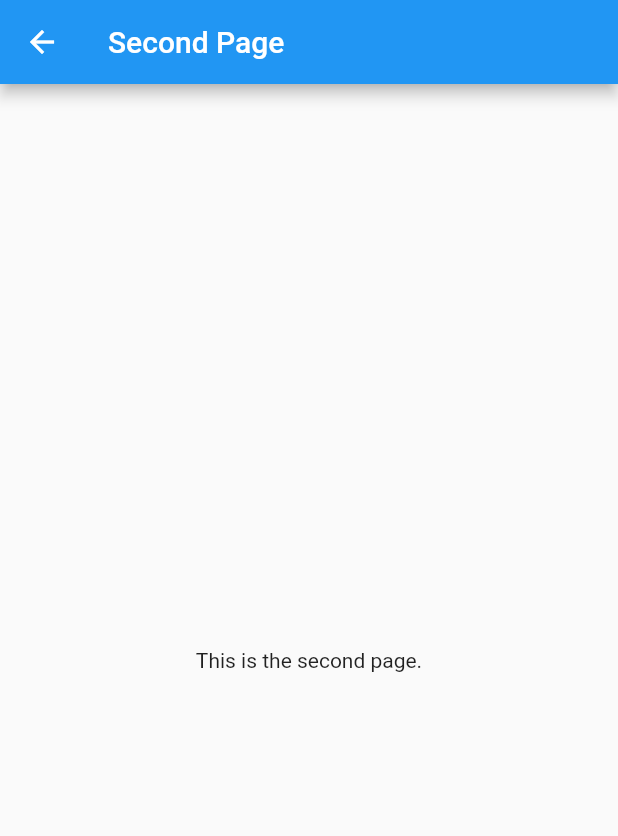
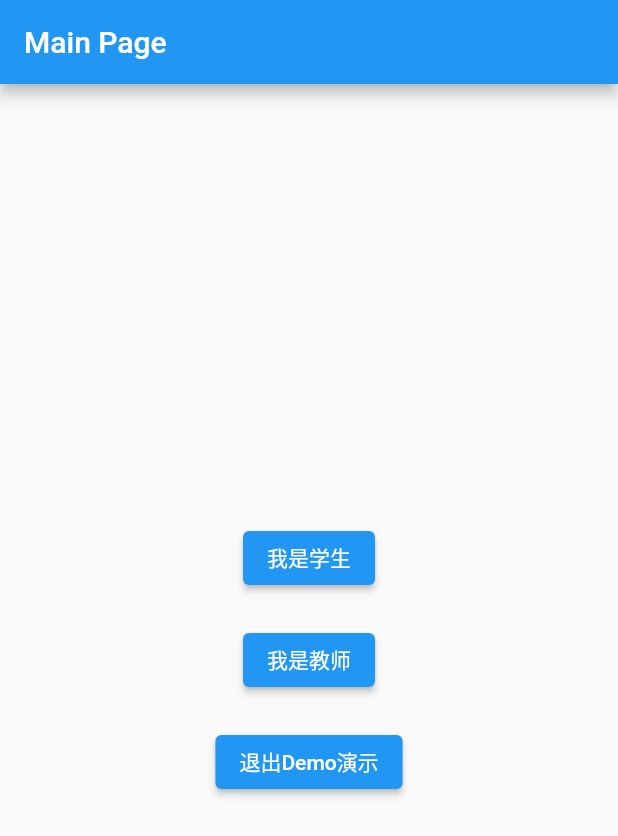
Before and after one commit to WzjCoder/software_project, a Flutter app: the screen it shows after launch, after a tap on "开始使用", on a phone screen of 412 x 824 dp. Shown: the top 836 px of the screen. Run offline on Flutter 3.47's test engine with Material 2 defaults, Android fonts, the phone set to English and light mode, and no system bars.

Commit message:
update 10.15

```diff
--- a/Sign Demo/lib/main.dart
+++ b/Sign Demo/lib/main.dart
@@ -1,18 +1,40 @@
 import 'package:flutter/material.dart';
 import 'package:test1/start.dart';
+import 'package:flutter/cupertino.dart';
 
-void main() => runApp(Sign());
+// class CustomPageRoute<T> extends PageRouteBuilder<T>
+// {
+//   final Widget child;
+
+//   CustomPageRoute({required this.child})
+//       : super(
+//           pageBuilder: (BuildContext context, Animation<double> animation, Animation<double> secondaryAnimation) {
+//             return child;
+//           },
+//           transitionsBuilder: (BuildContext context, Animation<double> animation, Animation<double> secondaryAnimation, Widget child) {
+//             return FadeTransition(
+//               opacity: animation,
+//               child: child,
+//             );
+//           },
+//         );
+// }
+
+void main() => runApp(const Sign());
 
 class Sign extends StatelessWidget
 {
+  const Sign({super.key});
+
   @override
   Widget build(BuildContext context)
   {
     return MaterialApp(
-      home: HomePage(),
+      home: const HomePage(),
       routes:
       {
-        '/start':(context) => StartPage(),
+        '/start':(context) => const StartPage(),
+        '/main':(context) => const HomePage(),
       },
     );
   }
@@ -20,12 +42,16 @@ class Sign extends StatelessWidget
 
 class HomePage extends StatelessWidget
 {
+  const HomePage({super.key});
+
+  @override
   Widget build(BuildContext context)
   {
     return Scaffold
     (
       appBar: AppBar
       (
+        automaticallyImplyLeading: false,
         title: const Text('Sign Demo'),
       ),
       body: Center
@@ -34,7 +60,7 @@ class HomePage extends StatelessWidget
         (
           onPressed: ()
           {
-            Navigator.of(context).pushNamed('/start');
+            Navigator.of(context).push(CupertinoPageRoute(builder:(context) => const StartPage()));
           },
           child: const Text('开始使用'),
         ),
--- a/Sign Demo/lib/start.dart
+++ b/Sign Demo/lib/start.dart
@@ -1,7 +1,11 @@
+import 'package:flutter/cupertino.dart';
 import 'package:flutter/material.dart';
+import 'package:test1/main.dart';
 
 class StartPage extends StatelessWidget
 {
+  const StartPage({super.key});
+
   @override
   Widget build(BuildContext context)
   {
@@ -9,11 +13,44 @@ class StartPage extends StatelessWidget
     (
       appBar: AppBar
       (
-        title: const Text('Second Page'),
+        automaticallyImplyLeading: false,
+        title: const Text('Main Page'),
       ),
-      body: const Center
+      body: Center
       (
-        child: Text('This is the second page.'),
+        child: Column
+        (
+          mainAxisAlignment: MainAxisAlignment.center,
+          children:<Widget>
+          [
+            ElevatedButton
+            (
+              onPressed: ()
+              {
+                // goto i'm stu
+              },
+              child: const Text('我是学生'),
+            ),
+            const SizedBox(height: 20),
+            ElevatedButton
+            (
+              onPressed: ()
+              {
+                // goto i'm tea
+              },
+              child: const Text('我是教师'),
+            ),
+            const SizedBox(height: 20),
+            ElevatedButton
+            (
+              onPressed: ()
+              {
+                Navigator.of(context).pop();
+              },
+              child: const Text('退出Demo演示'),
+            ),
+          ],
+        )
       ),
     );
   }
```
Also changed, not shown: 1 other file.
